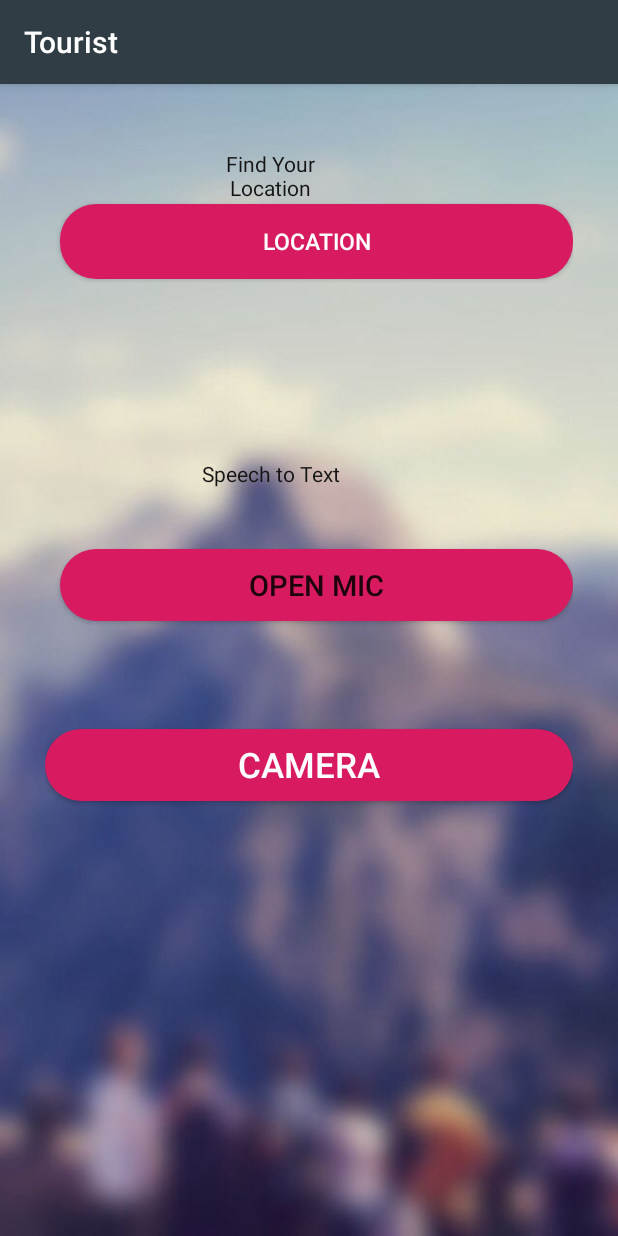
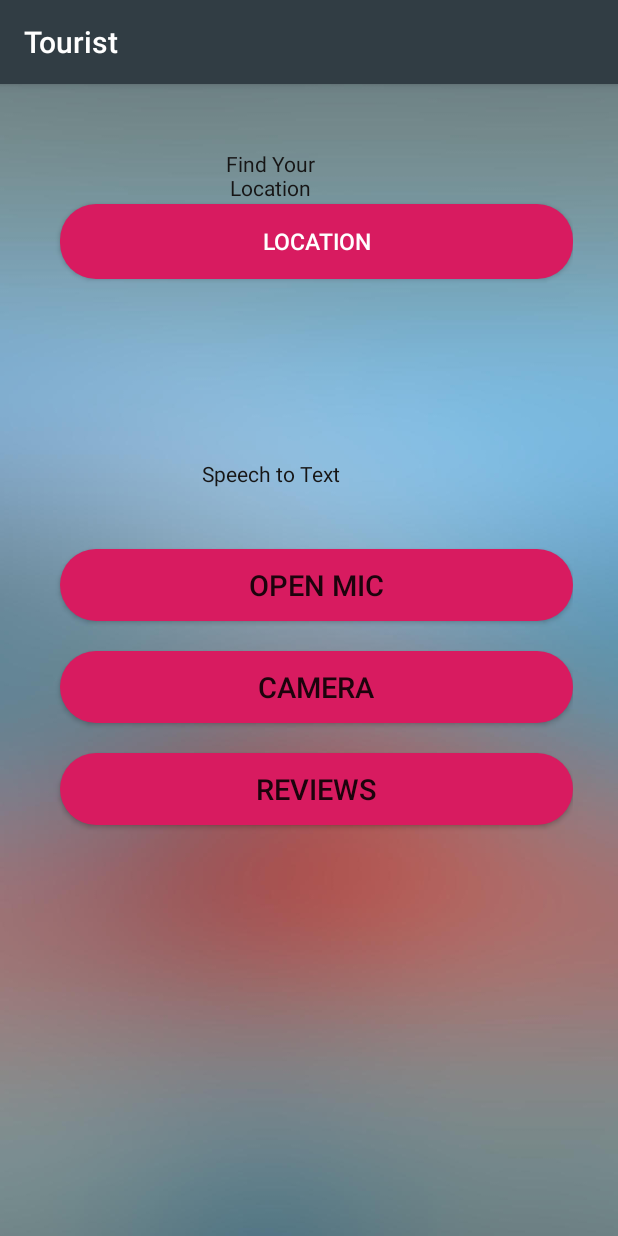
Before and after one commit to ShuvasRayamajhi/AndroidTouristApp, an Android app: the MemberPage screen opened directly, with no data from a screen before it, on a phone screen of 412 x 824 dp. Run offline under Robolectric (Android 15) with nearby library versions, the phone set to English and light mode, and no system bars.

Commit message:
landscape for various pages

```diff
--- a/app/src/main/java/com/rayamajs/cwapp/MemberPage.java
+++ b/app/src/main/java/com/rayamajs/cwapp/MemberPage.java
@@ -64,4 +64,8 @@ public class MemberPage extends AppCompatActivity {
 
         startActivity(new Intent(getApplicationContext(), camera_page.class));
     }
+
+    public void btn_review(View view) {
+        startActivity(new Intent(getApplicationContext(), review.class));
+    }
 }
--- a/app/src/main/res/layout-land/activity_log__form.xml
+++ b/app/src/main/res/layout-land/activity_log__form.xml
@@ -6,7 +6,7 @@
     android:layout_height="match_parent"
     android:orientation="horizontal"
     android:padding="30dp"
-    android:background="@drawable/log_background"
+    android:background="@drawable/register_background"
     tools:context=".Log_Form">
 
 
--- a/app/src/main/res/layout-land/activity_member_page.xml
+++ b/app/src/main/res/layout-land/activity_member_page.xml
@@ -4,7 +4,7 @@
     xmlns:tools="http://schemas.android.com/tools"
     android:layout_width="match_parent"
     android:layout_height="match_parent"
-    android:background="@drawable/log_background"
+    android:background="@drawable/register_background"
     android:padding="30dp"
     android:orientation="horizontal"
     tools:context=".MemberPage">
@@ -98,6 +98,38 @@
             android:text="Camera"
             android:textColor="#ffffff"
             android:textSize="23sp" />
+
+    </LinearLayout>
+    <LinearLayout
+        android:layout_width="wrap_content"
+        android:layout_height="wrap_content"
+        android:paddingTop="0dp"
+        android:orientation="vertical"
+        >
+        <TextView
+            android:layout_width="100dp"
+            android:layout_height="60dp"
+            android:text="Reviews"
+            android:gravity="center"
+            android:backgroundTint="@color/colorPrimary"
+            android:textColor="#161515"
+            android:layout_marginTop="10dp"
+            android:layout_marginLeft= "50dp"
+            />
+        <Button
+            android:id="@+id/review_btn"
+            android:onClick="btn_review"
+            android:text="Reviews"
+            android:layout_width="match_parent"
+            android:layout_height="wrap_content"
+            android:background="@drawable/rounded_button"
+            android:textSize="23sp"
+            android:layout_marginTop="0dp"
+            android:layout_marginLeft= "50dp" />
+
     </LinearLayout>
 
+
+
+
 </LinearLayout>
--- a/app/src/main/res/layout-sw600dp/activity_log__form.xml
+++ b/app/src/main/res/layout-sw600dp/activity_log__form.xml
@@ -6,7 +6,7 @@
     android:layout_height="match_parent"
     android:orientation="vertical"
     android:padding="30dp"
-    android:background="@drawable/log_background"
+    android:background="@drawable/register_background"
     tools:context=".Log_Form">
 
     <ImageView
--- a/app/src/main/res/layout/activity_log__form.xml
+++ b/app/src/main/res/layout/activity_log__form.xml
@@ -6,7 +6,7 @@
     android:layout_height="match_parent"
     android:orientation="vertical"
     android:padding="30dp"
-    android:background="@drawable/log_background"
+    android:background="@drawable/register_background"
     tools:context=".Log_Form">
 
     <ImageView
--- a/app/src/main/res/layout/activity_member_page.xml
+++ b/app/src/main/res/layout/activity_member_page.xml
@@ -4,7 +4,7 @@
     xmlns:tools="http://schemas.android.com/tools"
     android:layout_width="match_parent"
     android:layout_height="match_parent"
-    android:background="@drawable/maps_back"
+    android:background="@drawable/register_background"
     android:padding="30dp"
     android:orientation="vertical"
     tools:context=".MemberPage">
@@ -46,6 +46,7 @@
         />
 
     <Button
+        android:id="@+id/speech_btn"
         android:layout_width="match_parent"
         android:layout_height="wrap_content"
         android:background="@drawable/rounded_button"
@@ -56,15 +57,26 @@
         android:onClick="btnSpeech"
         />
     <Button
-        android:id="@+id/register_btn"
+        android:id="@+id/camera_btn"
+        android:onClick="btn_camera"
+        android:text="Camera"
         android:layout_width="match_parent"
         android:layout_height="wrap_content"
-        android:layout_marginTop="400dp"
         android:background="@drawable/rounded_button"
-        android:onClick="btn_camera"
-        android:text="Camera"
-        android:textColor="#ffffff"
-        android:textSize="23sp" />
-
+        android:layout_below="@+id/speech_btn"
+        android:textSize="19sp"
+        android:layout_marginTop="20dp"
+        android:layout_marginLeft= "10dp" />
+    <Button
+        android:id="@+id/review_btn"
+        android:onClick="btn_review"
+        android:text="Reviews"
+        android:layout_width="match_parent"
+        android:layout_height="wrap_content"
+        android:background="@drawable/rounded_button"
+        android:layout_below="@+id/camera_btn"
+        android:textSize="19sp"
+        android:layout_marginTop="20dp"
+        android:layout_marginLeft= "10dp" />
 
 </RelativeLayout>
```
Also changed, not shown: app/src/main/res/layout-land/activity_review.xml (added, +68 -0 lines).
